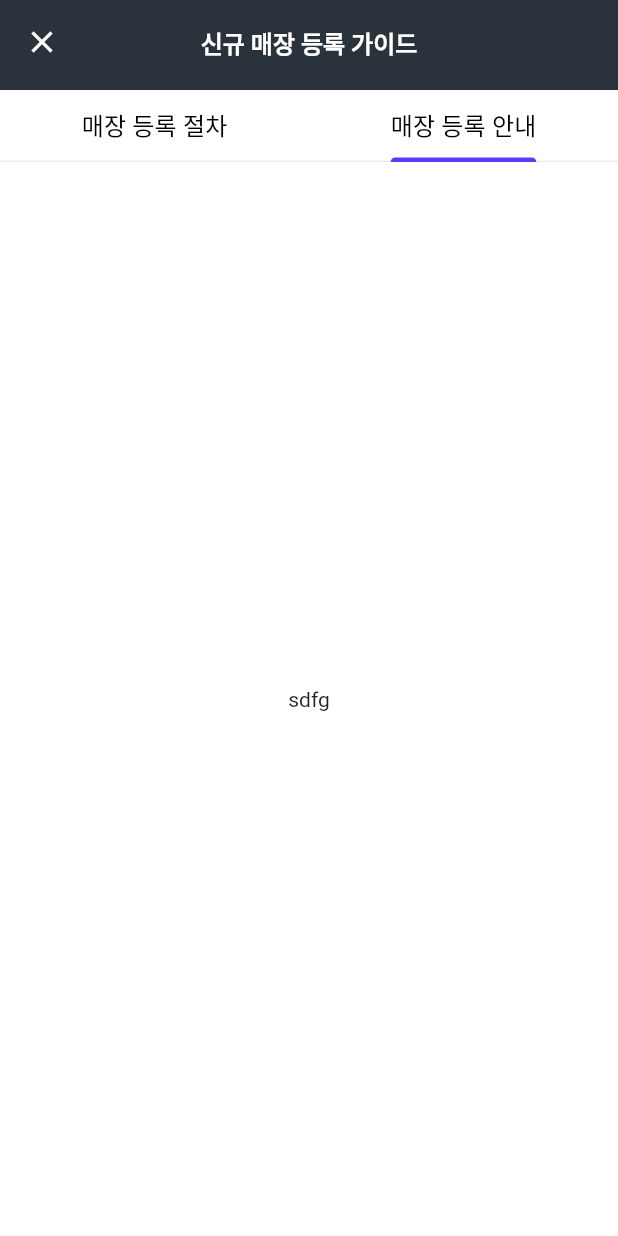
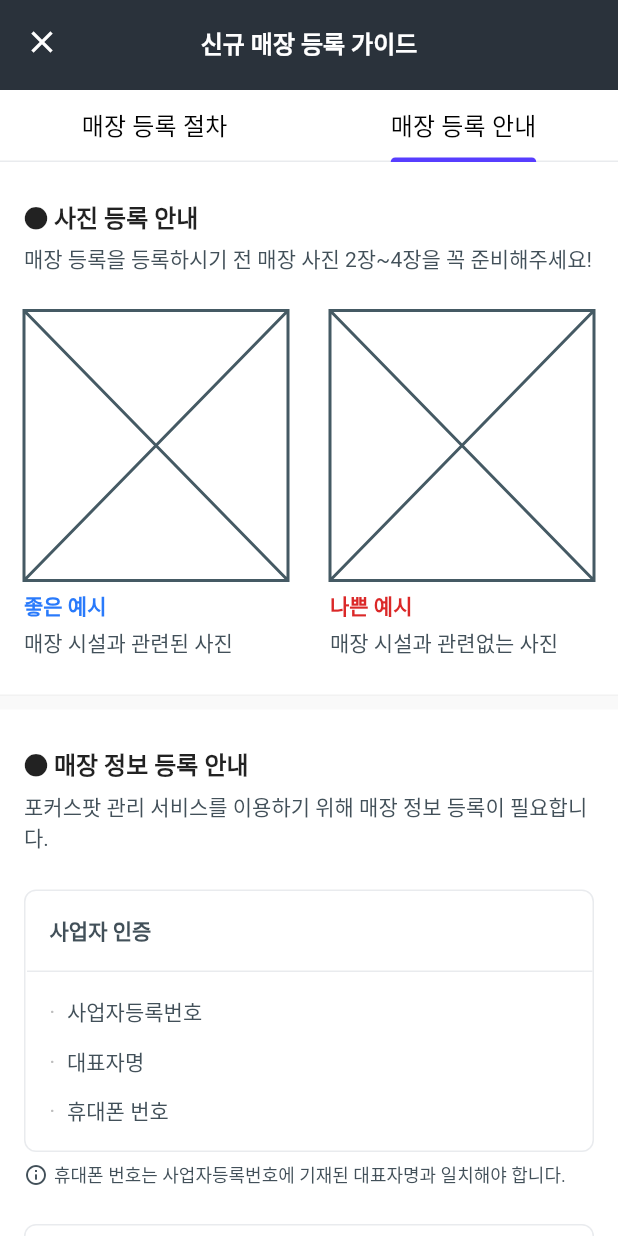
Before and after one commit to wkdgus1164/pokerspot_partner_app, a Flutter app: the ShopNewGuideTabView screen opened directly, tab 2 chosen, on a phone screen of 412 x 824 dp. Run offline on Flutter 3.47's test engine with Material 2 defaults, Android fonts, the phone set to English and light mode, and no system bars; our stand-ins replace card_swiper, flutter_svg, go_router.

Commit message:
add: 매장 등록 안내

```diff
--- /dev/null
+++ b/lib/ui/shop/new/guide/components/register_information.dart
@@ -0,0 +1,83 @@
+import 'package:flutter/material.dart';
+import 'package:pokerspot_partner_app/common/constants/sizes.dart';
+import 'package:pokerspot_partner_app/common/theme/color.dart';
+import 'package:pokerspot_partner_app/common/theme/typography.dart';
+import 'package:pokerspot_partner_app/ui/shop/new/guide/models/register_information_model.dart';
+
+class RegisterInformationCard extends StatelessWidget {
+  const RegisterInformationCard({
+    Key? key,
+    required this.model,
+  }) : super(key: key);
+
+  final RegisterInformationModel model;
+
+  @override
+  Widget build(BuildContext context) {
+    return Column(
+      children: [
+        Container(
+          decoration: BoxDecoration(
+            color: Colors.white,
+            border: Border.all(color: borderColor),
+            borderRadius: BorderRadius.circular(defaultRadius),
+          ),
+          child: Column(
+            crossAxisAlignment: CrossAxisAlignment.stretch,
+            children: [
+              Padding(
+                padding: const EdgeInsets.all(padding16),
+                child: Text(
+                  model.title,
+                  style: titleSmall.copyWith(color: textColor),
+                ),
+              ),
+              Divider(height: 1, indent: 1, color: borderColor),
+              Padding(
+                padding: const EdgeInsets.all(padding10),
+                child: Column(
+                  children: model.contents
+                      .map((it) => Padding(
+                            padding: const EdgeInsets.all(6),
+                            child: Row(
+                              children: [
+                                Text(
+                                  '·',
+                                  style: label.copyWith(
+                                    color: Colors.grey.shade400,
+                                  ),
+                                ),
+                                const SizedBox(width: 8),
+                                Expanded(
+                                  child: Text(
+                                    it,
+                                    style: label.copyWith(
+                                      color: textColor,
+                                      fontWeight: FontWeight.w500,
+                                    ),
+                                  ),
+                                ),
+                              ],
+                            ),
+                          ))
+                      .toList(),
+                ),
+              ),
+            ],
+          ),
+        ),
+        const SizedBox(height: 6),
+        if (model.hint.isNotEmpty) ...[
+          Row(
+            children: [
+              Icon(Icons.info_outline_rounded, size: 16, color: textColor),
+              const SizedBox(width: 4),
+              Text(model.hint, style: caption.copyWith(color: textColor)),
+            ],
+          ),
+        ],
+        const SizedBox(height: padding24),
+      ],
+    );
+  }
+}
--- /dev/null
+++ b/lib/ui/shop/new/guide/data/register_information.dart
@@ -0,0 +1,18 @@
+import 'package:pokerspot_partner_app/ui/shop/new/guide/models/register_information_model.dart';
+
+List<RegisterInformationModel> contentList = [
+  RegisterInformationModel(
+      title: '사업자 인증',
+      contents: ['사업자등록번호', '대표자명', '휴대폰 번호'],
+      hint: '휴대폰 번호는 사업자등록번호에 기재된 대표자명과 일치해야 합니다.'),
+  RegisterInformationModel(
+    title: '매장 기본정보',
+    contents: ['매장명', '매장사진', '매장주소', '업태/종목'],
+    hint: '',
+  ),
+  RegisterInformationModel(
+    title: '매장 운영정보',
+    contents: ['운영시간', '펍의 종류', '게임정보/혜택정보', '업태/종목'],
+    hint: '',
+  ),
+];
--- /dev/null
+++ b/lib/ui/shop/new/guide/models/register_information_model.dart
@@ -0,0 +1,11 @@
+class RegisterInformationModel {
+  String title;
+  List<String> contents;
+  String hint;
+
+  RegisterInformationModel({
+    required this.title,
+    required this.contents,
+    required this.hint,
+  });
+}
--- /dev/null
+++ b/lib/ui/shop/new/guide/tabs/register_introduction.dart
@@ -0,0 +1,112 @@
+import 'package:flutter/material.dart';
+import 'package:pokerspot_partner_app/common/components/divider/divider.dart';
+import 'package:pokerspot_partner_app/common/constants/sizes.dart';
+import 'package:pokerspot_partner_app/common/theme/color.dart';
+import 'package:pokerspot_partner_app/common/theme/typography.dart';
+import 'package:pokerspot_partner_app/ui/shop/new/guide/components/register_information.dart';
+import 'package:pokerspot_partner_app/ui/shop/new/guide/data/register_information.dart';
+
+class ShopRegisterIntroductionTab extends StatelessWidget {
+  const ShopRegisterIntroductionTab({Key? key}) : super(key: key);
+
+  @override
+  Widget build(BuildContext context) {
+    return SingleChildScrollView(
+      child: Column(
+        children: [
+          Padding(
+            padding: const EdgeInsets.symmetric(
+              vertical: padding24,
+              horizontal: padding16,
+            ),
+            child: Column(
+              crossAxisAlignment: CrossAxisAlignment.stretch,
+              children: [
+                Text('● 사진 등록 안내', style: titleMedium),
+                const SizedBox(height: 6),
+                Text(
+                  '매장 등록을 등록하시기 전 매장 사진 2장~4장을 꼭 준비해주세요!',
+                  style: label.copyWith(color: textColor),
+                ),
+                const SizedBox(height: padding24),
+                Row(
+                  mainAxisAlignment: MainAxisAlignment.spaceBetween,
+                  children: [
+                    Column(
+                      crossAxisAlignment: CrossAxisAlignment.start,
+                      children: [
+                        Placeholder(
+                          fallbackWidth:
+                              MediaQuery.of(context).size.width / 2 - 30,
+                          fallbackHeight: 180,
+                        ),
+                        const SizedBox(height: 6),
+                        Text(
+                          '좋은 예시',
+                          style: label.copyWith(
+                            color: const Color.fromRGBO(41, 122, 251, 1),
+                            fontWeight: FontWeight.w600,
+                          ),
+                        ),
+                        const SizedBox(height: 4),
+                        Text(
+                          '매장 시설과 관련된 사진',
+                          style: label.copyWith(color: textColor),
+                        ),
+                      ],
+                    ),
+                    Column(
+                      crossAxisAlignment: CrossAxisAlignment.start,
+                      children: [
+                        Placeholder(
+                          fallbackWidth:
+                              MediaQuery.of(context).size.width / 2 - 30,
+                          fallbackHeight: 180,
+                        ),
+                        const SizedBox(height: 6),
+                        Text(
+                          '나쁜 예시',
+                          style: label.copyWith(
+                            color: const Color.fromRGBO(219, 40, 40, 1),
+                            fontWeight: FontWeight.w600,
+                          ),
+                        ),
+                        const SizedBox(height: 4),
+                        Text(
+                          '매장 시설과 관련없는 사진',
+                          style: label.copyWith(color: textColor),
+                        ),
+                      ],
+                    ),
+                  ],
+                ),
+              ],
+            ),
+          ),
+          const CustomDivider(),
+          const SizedBox(height: padding24),
+          Padding(
+            padding: const EdgeInsets.symmetric(horizontal: padding16),
+            child: Column(
+              crossAxisAlignment: CrossAxisAlignment.stretch,
+              children: [
+                Text('● 매장 정보 등록 안내', style: titleMedium),
+                const SizedBox(height: 6),
+                Text(
+                  '포커스팟 관리 서비스를 이용하기 위해 매장 정보 등록이 필요합니다.',
+                  style: label.copyWith(color: textColor),
+                ),
+                const SizedBox(height: padding24),
+                Column(
+                  children: contentList
+                      .map((it) => RegisterInformationCard(model: it))
+                      .toList(),
+                ),
+              ],
+            ),
+          ),
+        ],
+      ),
+    );
+  }
+}
--- a/lib/ui/shop/new/guide/tabs/register_process.dart
+++ b/lib/ui/shop/new/guide/tabs/register_process.dart
@@ -1,4 +1,3 @@
-import 'package:flutter/cupertino.dart';
 import 'package:flutter/material.dart';
 import 'package:pokerspot_partner_app/common/constants/sizes.dart';
 import 'package:pokerspot_partner_app/common/theme/color.dart';
--- a/lib/ui/shop/new/guide/views/guide_tab_view.dart
+++ b/lib/ui/shop/new/guide/views/guide_tab_view.dart
@@ -2,6 +2,7 @@ import 'package:flutter/material.dart';
 import 'package:pokerspot_partner_app/common/components/app_bar/app_bar.dart';
 import 'package:pokerspot_partner_app/common/theme/color.dart';
 import 'package:pokerspot_partner_app/common/theme/typography.dart';
+import 'package:pokerspot_partner_app/ui/shop/new/guide/tabs/register_introduction.dart';
 import 'package:pokerspot_partner_app/ui/shop/new/guide/tabs/register_process.dart';
 
 class ShopNewGuideTabView extends StatefulWidget {
@@ -63,7 +64,7 @@ class _ShopNewGuideTabViewState extends State<ShopNewGuideTabView>
               controller: _tabController,
               children: const [
                 Center(child: ShopRegisterProcessTab()),
-                Center(child: Text('sdfg')),
+                Center(child: ShopRegisterIntroductionTab()),
               ],
             )),
           ],
```
